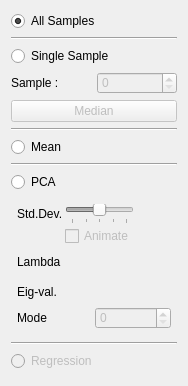
This is src/Analysis/AnalysisTool.ui in SCIInstitute/ShapeWorks as Qt 5 draws it before an edit. The edited form follows.
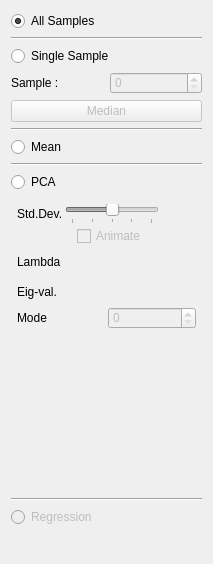
This is the edited form. Custom widgets are drawn as their Qt base class.

Commit message: added analysis bar graph. closes #28

Patch:
```diff
--- a/src/Analysis/AnalysisTool.ui
+++ b/src/Analysis/AnalysisTool.ui
@@ -6,8 +6,8 @@
    <rect>
     <x>0</x>
     <y>0</y>
-    <width>183</width>
-    <height>386</height>
+    <width>213</width>
+    <height>564</height>
    </rect>
   </property>
   <property name="windowTitle">
@@ -579,6 +579,16 @@
      </layout>
     </widget>
    </item>
+   <item>
+    <widget class="BarGraph" name="graph_" native="true">
+     <property name="minimumSize">
+      <size>
+       <width>0</width>
+       <height>150</height>
+      </size>
+     </property>
+    </widget>
+   </item>
    <item>
     <widget class="Line" name="line_4">
      <property name="orientation">
@@ -611,9 +621,14 @@
    </item>
   </layout>
  </widget>
- <resources>
-  <include location="../Resources/ShapeWorksStudio.qrc"/>
-  <include location="../../../shapeworks/code/ShapeWorksView2/ShapeWorksView2.qrc"/>
- </resources>
+ <customwidgets>
+  <customwidget>
+   <class>BarGraph</class>
+   <extends>QWidget</extends>
+   <header location="global">Analysis/bargraph.h</header>
+   <container>1</container>
+  </customwidget>
+ </customwidgets>
+ <resources/>
  <connections/>
 </ui>
```
The commit also changes 5 other files.
